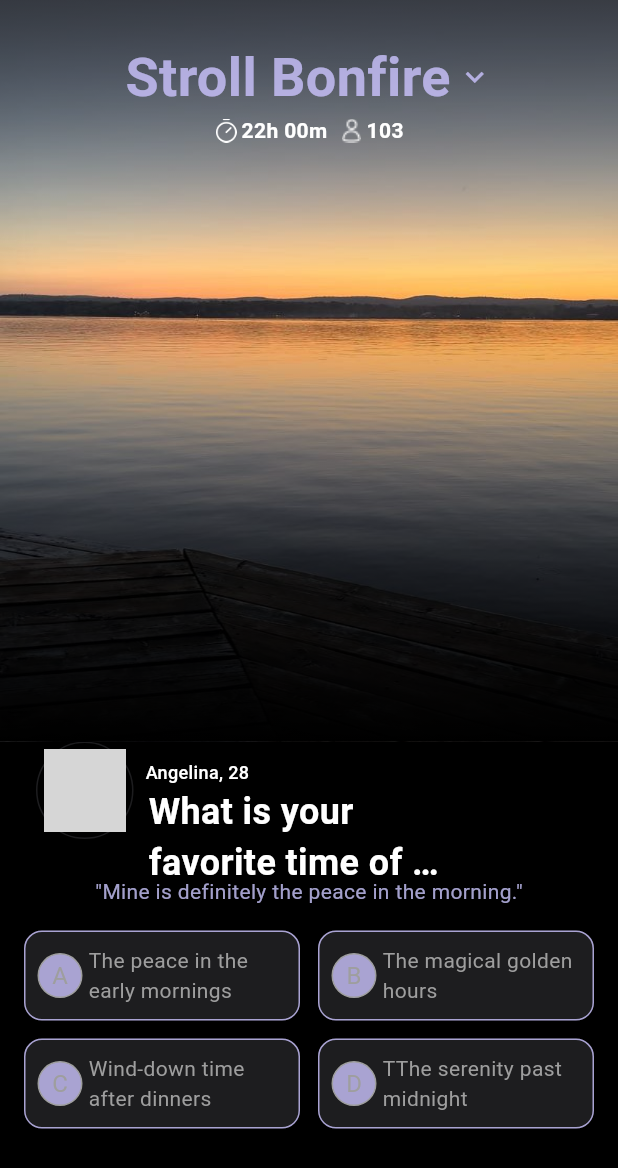
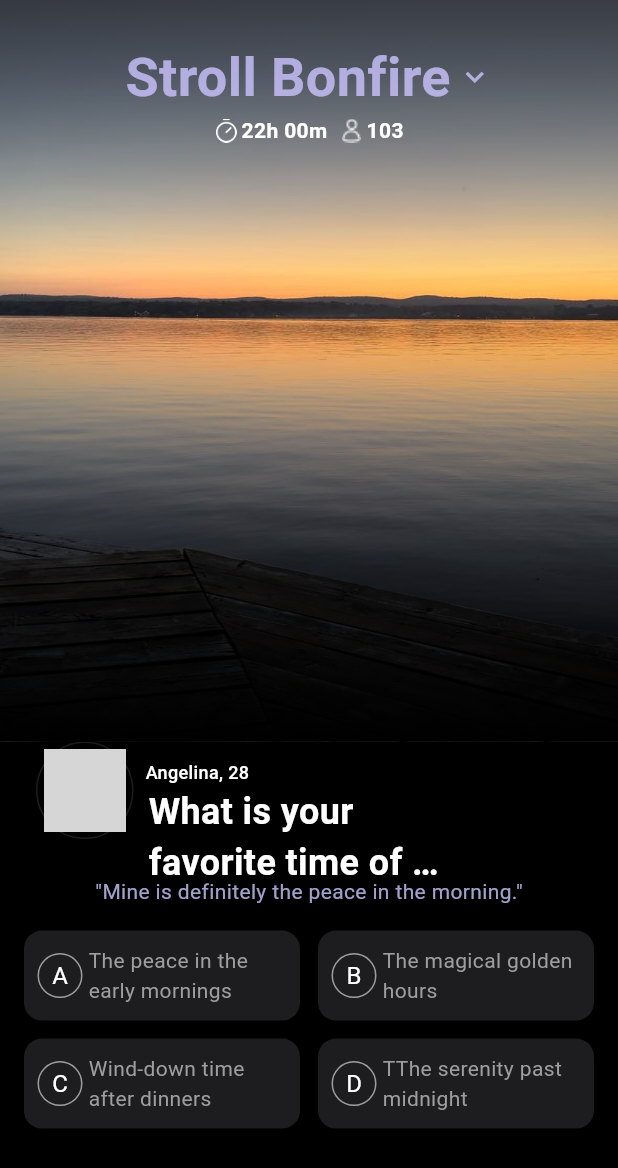
Before and after one commit to AGASTRONICS/frontend-interview-task, a Flutter app: the screen it shows after launch, on a phone screen of 412 x 824 dp. Shown: the top 1168 px of the screen. Run offline on Flutter 3.47's test engine with Material 3 defaults, Android fonts, the phone set to English and light mode, and no system bars; our stand-ins replace bloc, flutter_bloc; grey boxes are pictures that could not be loaded.

Commit message:
Completed: Answer Section and Implemented the AnswerCubit

```diff
--- a/lib/common/widgets/images/avatar.dart
+++ b/lib/common/widgets/images/avatar.dart
@@ -47,7 +47,7 @@ class StrollAvatar extends StatelessWidget {
               child: Text(
                 avatarPlaceholder!.toString()[0].toUpperCase(),
                 style: TextStyle(
-                    color: StrollColors.textGrey, fontSize: StrollSizes.md),
+                    color: StrollColors.light, fontSize: StrollSizes.md),
               ),
             ),
           );
--- a/lib/features/personalization/screens/fe-interview-task/widgets/answers_section.dart
+++ b/lib/features/personalization/screens/fe-interview-task/widgets/answers_section.dart
@@ -31,9 +31,9 @@ class StrollAnswersSection extends StatelessWidget {
       ),
     ];
 
-    return BlocProvider(
-      create: (context) => AnswersCubit(),
-      child: Padding(
+    return BlocBuilder<AnswersCubit, int?>(
+      builder: (context, activeIndex) {
+        return Padding(
           padding: const EdgeInsets.all(StrollSizes.md),
           child: PGridLayout(
             itemCount: answers.length,
@@ -43,11 +43,15 @@ class StrollAnswersSection extends StatelessWidget {
               final answer = answers[index];
               return StrollAnswersCard(
                 answer: answer,
-              isActive: true,
+                isActive: activeIndex == index,
+                onTap: () {
+                  context.read<AnswersCubit>().setActiveCard(index);
+                },
               );
             },
           ),
-      ),
+        );
+      },
     );
   }
 }
```
Also changed, not shown: lib/main.dart (+10 -1 lines). Lines whose indentation alone changed are shown as unchanged.
